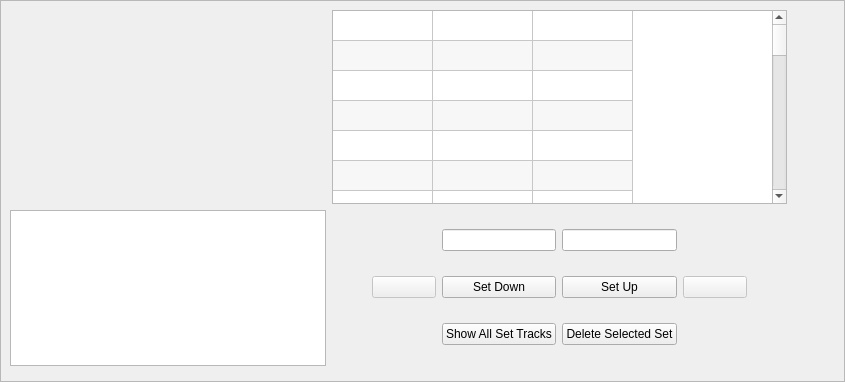
First picture: the form in seq_qt5/forms/qsetmaster.ui, repository ahlstromcj/seq66, before the edit.
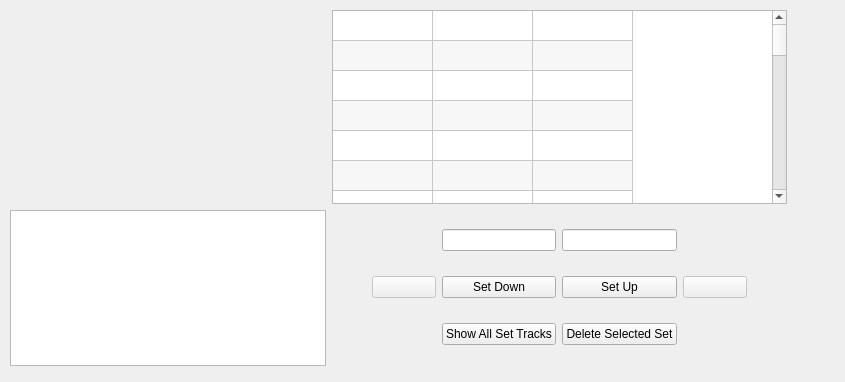
Second picture: the form after the edit.

```diff
--- a/seq_qt5/forms/qsetmaster.ui
+++ b/seq_qt5/forms/qsetmaster.ui
@@ -20,10 +20,10 @@
    <string>The Set Master</string>
   </property>
   <property name="frameShape">
-   <enum>QFrame::StyledPanel</enum>
+   <enum>QFrame::NoFrame</enum>
   </property>
   <property name="frameShadow">
-   <enum>QFrame::Raised</enum>
+   <enum>QFrame::Plain</enum>
   </property>
   <widget class="QWidget" name="layoutWidget">
    <property name="geometry">
```
